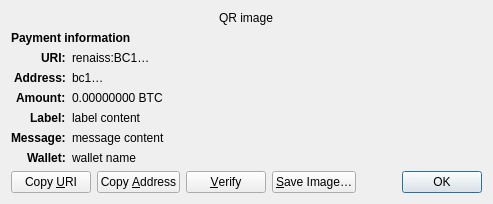
nilamdoc/bitcoinxxx, file src/qt/forms/receiverequestdialog.ui: the form before one commit.
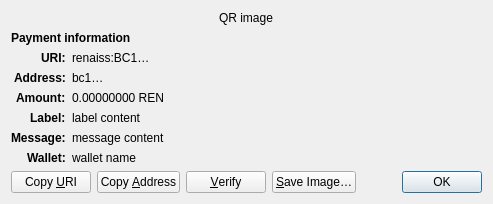
The form after the commit. Custom widgets are drawn as their Qt base class.

```diff
--- a/src/qt/forms/receiverequestdialog.ui
+++ b/src/qt/forms/receiverequestdialog.ui
@@ -126,7 +126,7 @@
    <item row="4" column="1" alignment="Qt::AlignTop">
     <widget class="QLabel" name="amount_content">
      <property name="text">
-      <string notr="true">0.00000000 BTC</string>
+      <string notr="true">0.00000000 REN</string>
      </property>
      <property name="textFormat">
       <enum>Qt::PlainText</enum>
```
